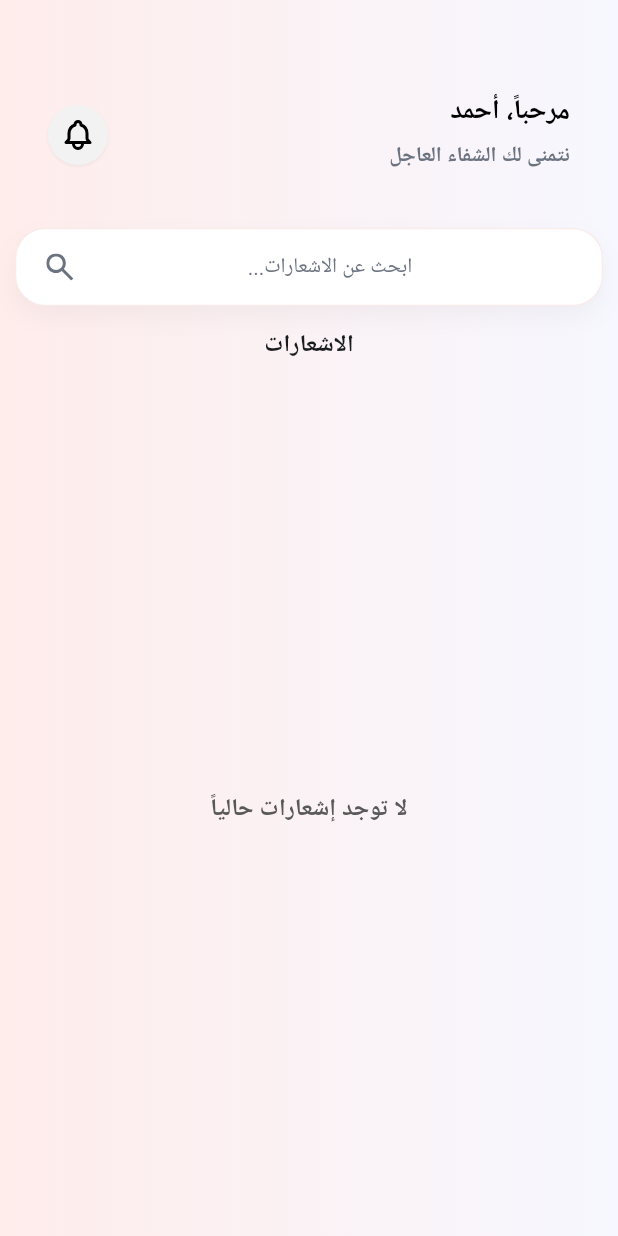
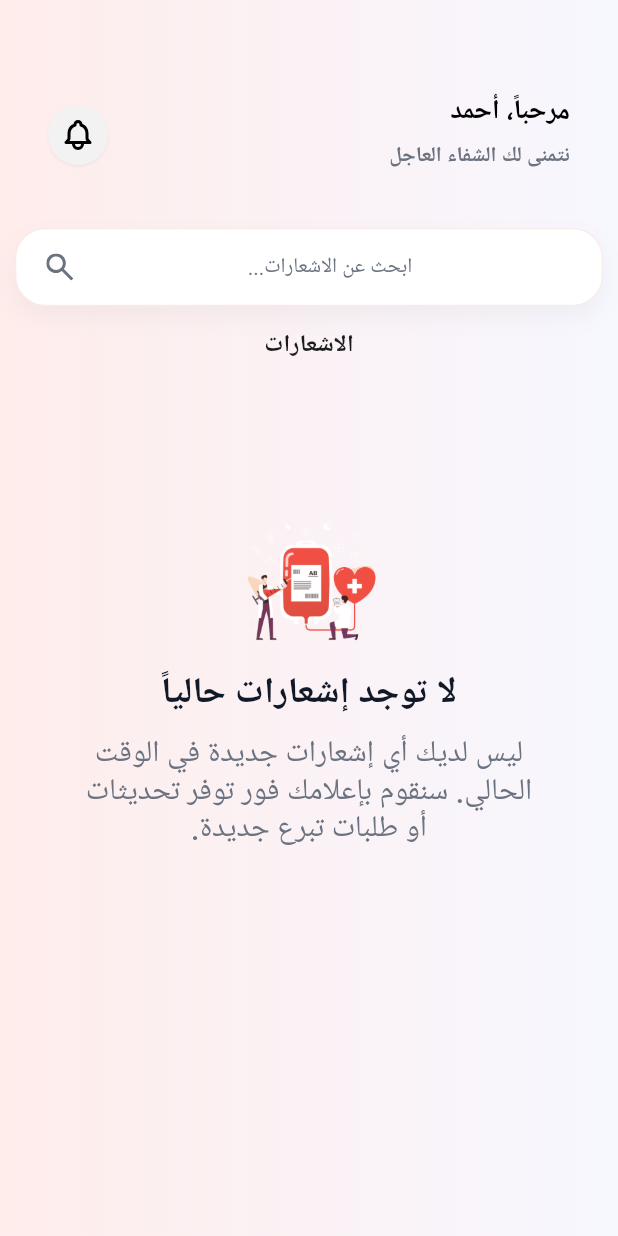
Before and after one commit to yasseresi/tabare3, a Flutter app: the NotificationsCenterPage screen opened by its route, on a phone screen of 412 x 824 dp. Run offline on Flutter 3.47's test engine with Material 3 defaults, Android fonts, the phone set to English and light mode, and no system bars; our stand-ins replace connectivity_plus, dartz, dio, easy_localization, equatable, flutter_bloc and 8 more; missing offline and left inert: mobile_scanner; accounts and stored records are empty; Roboto replaces fonts that are missing (Cairo); project files that could hold a hidden picture were left out.

Commit message:
style(empty-states): build the notification and appointment empty states
- Add the notifications-centre empty state (node 114:300): the blood-donor
  illustration, `لا توجد إشعارات حالياً` headline and a supporting line,
  reusing AppEmptyState with its own illustration slot.
- Point the donor appointments empty state at the checklist illustration
  the design uses (node 75:794).
- Tighten AppEmptyState's vertical rhythm to the Figma 9.583 gap.
- Add no_notifications_description in ar/en.

```diff
--- a/assets/translations/ar.json
+++ b/assets/translations/ar.json
@@ -329,5 +329,6 @@
   "time_ago_minutes": "منذ {count} د",
   "time_ago_hour": "منذ ساعة",
   "time_ago_hours": "منذ {count} س",
-  "time_ago_days": "منذ {count} ي"
+  "time_ago_days": "منذ {count} ي",
+  "no_notifications_description": "ليس لديك أي إشعارات جديدة في الوقت الحالي. سنقوم بإعلامك فور توفر تحديثات أو طلبات تبرع جديدة."
 }
--- a/assets/translations/en.json
+++ b/assets/translations/en.json
@@ -329,5 +329,6 @@
   "time_ago_minutes": "{count}m ago",
   "time_ago_hour": "An hour ago",
   "time_ago_hours": "{count}h ago",
-  "time_ago_days": "{count}d ago"
+  "time_ago_days": "{count}d ago",
+  "no_notifications_description": "You have no new notifications right now. We'll let you know as soon as updates or new donation requests arrive."
 }
--- a/lib/core/presentation/widgets/app_empty_state.dart
+++ b/lib/core/presentation/widgets/app_empty_state.dart
@@ -14,12 +14,17 @@ class AppEmptyState extends StatelessWidget {
   final String? secondaryMessage;
   final Widget? action;
 
+  /// Illustration above the headline. Defaults to the patient artwork; the
+  /// appointment and notification empty states pass their own.
+  final String illustration;
+
   const AppEmptyState({
     super.key,
     required this.title,
     required this.message,
     this.secondaryMessage,
     this.action,
+    this.illustration = ImageAssets.requestAvatar,
   });
 
   @override
@@ -38,12 +43,12 @@ class AppEmptyState extends StatelessWidget {
       child: Column(
         children: [
           Image.asset(
-            ImageAssets.requestAvatar,
+            illustration,
             width: AppSize.s100,
             height: AppSize.s100,
             fit: BoxFit.cover,
           ),
-          const SizedBox(height: AppSize.s10),
+          const SizedBox(height: AppSize.s9_6),
           Text(
             title,
             textAlign: TextAlign.center,
@@ -52,7 +57,7 @@ class AppEmptyState extends StatelessWidget {
               color: ColorManager.textPrimary,
             ),
           ),
-          const SizedBox(height: AppSize.s10),
+          const SizedBox(height: AppSize.s9_6),
           Text(message, textAlign: TextAlign.center, style: messageStyle),
           if (secondaryMessage != null) ...[
             const SizedBox(height: AppSize.s10),
--- a/lib/core/utils/assets_manager.dart
+++ b/lib/core/utils/assets_manager.dart
@@ -32,6 +32,9 @@ class ImageAssets {
 
   /// Blood-bag artwork used as the donation-record card avatar.
   static const String donationAvatar = icon9;
+
+  /// Illustration on the notifications-centre empty state.
+  static const String emptyNotifications = '$imagePath/empty_notifications.png';
 }
 
 class SvgAssets {
--- a/lib/core/utils/string_manager.dart
+++ b/lib/core/utils/string_manager.dart
@@ -138,6 +138,8 @@ class AppStrings {
 
   // Notifications
   static const String noNotifications = 'no_notifications';
+  static const String noNotificationsDescription =
+      'no_notifications_description';
   static const String searchNotifications = 'search_notifications';
   static const String newNotification = 'new_notification';
   static const String timeAgoNow = 'time_ago_now';
--- a/lib/features/donor_home/presentation/pages/donor_appointments_screen.dart
+++ b/lib/features/donor_home/presentation/pages/donor_appointments_screen.dart
@@ -69,6 +69,7 @@ class DonorAppointmentsScreen extends StatelessWidget {
               const SizedBox(height: AppSize.s10),
               if (appointments.isEmpty)
                 AppEmptyState(
+                  illustration: ImageAssets.appointmentAvatar,
                   title: AppStrings.noUpcomingAppointments.tr(),
                   message: AppStrings.noAppointmentsDescription.tr(),
                 )
--- a/lib/features/notifications/presentation/pages/notifications_center_page.dart
+++ b/lib/features/notifications/presentation/pages/notifications_center_page.dart
@@ -4,6 +4,7 @@ import 'package:flutter_bloc/flutter_bloc.dart';
 import 'package:flutter_svg/flutter_svg.dart';
 
 import '../../../../core/presentation/widgets/app_card.dart';
+import '../../../../core/presentation/widgets/app_empty_state.dart';
 import '../../../../core/presentation/widgets/app_gradient_background.dart';
 import '../../../../core/presentation/widgets/app_header.dart';
 import '../../../../core/presentation/widgets/app_search_field.dart';
@@ -110,13 +111,13 @@ class _NotificationsCenterPageState extends State<NotificationsCenterPage> {
 
         final loaded = state as NotificationsLoaded;
         if (loaded.visibleNotifications.isEmpty) {
-          return Center(
-            child: Text(
-              AppStrings.noNotifications.tr(),
-              style: getSemiBoldStyle(
-                fontSize: FontSize.s16,
-                color: ColorManager.textSecondary,
-                lineHeight: LineHeight.h28,
+          return SingleChildScrollView(
+            child: Padding(
+              padding: const EdgeInsets.only(top: AppPadding.p60),
+              child: AppEmptyState(
+                illustration: ImageAssets.emptyNotifications,
+                title: AppStrings.noNotifications.tr(),
+                message: AppStrings.noNotificationsDescription.tr(),
               ),
             ),
           );
```
Also changed, not shown: assets/images/empty_notifications.png (added).
